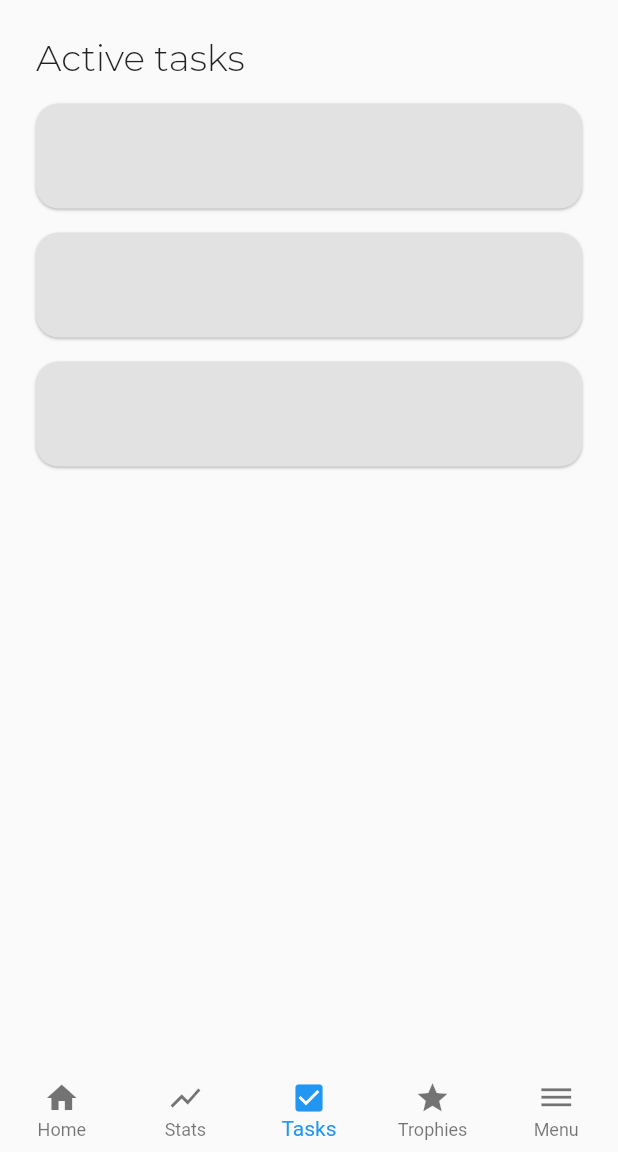
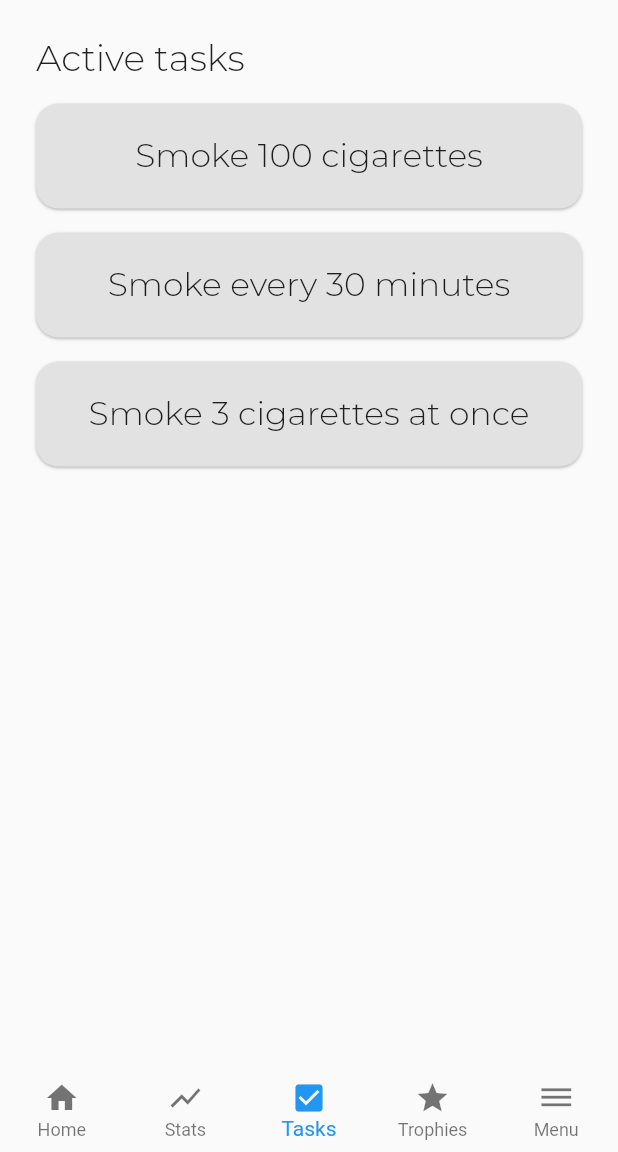
Before and after one commit to agr0chal/Niquit, a Flutter app: the screen it shows after launch, item 3 of the bottom bar chosen, on a phone screen of 412 x 824 dp, the part 84-1236 px from its top. Run offline on Flutter 3.47's test engine with Material 2 defaults, Android fonts, the phone set to English and light mode, and no system bars; our stand-ins replace charts_flutter, shared_preferences.

Commit message:
Tasks added

```diff
--- a/lib/Screens/TasksScreen.dart
+++ b/lib/Screens/TasksScreen.dart
@@ -1,5 +1,6 @@
 import 'package:flutter/material.dart';
 import 'package:shared_preferences/shared_preferences.dart';
+import 'package:niquit/data/Tasks.dart';
 
 class Tasks extends StatefulWidget {
   @override
@@ -9,23 +10,26 @@ class Tasks extends StatefulWidget {
 class _TasksState extends State<Tasks> {
   int counter = 0;
   @override
-    void initState(){
+  void initState() {
     super.initState();
     _CountCigsLoad();
   }
+
   _CountCigsLoad() async {
     SharedPreferences prefs = await SharedPreferences.getInstance();
     setState(() {
       counter = (prefs.getInt('count_cigs') ?? 0);
     });
   }
+
   _CountCigsAdd() async {
     SharedPreferences prefs = await SharedPreferences.getInstance();
     setState(() {
-        counter= (prefs.getInt('count_cigs') ?? 0 ) + 1;
+      counter = (prefs.getInt('count_cigs') ?? 0) + 1;
       prefs.setInt('count_cigs', counter);
     });
   }
+
   @override
   Widget build(BuildContext context) {
     return Scaffold(
@@ -40,9 +44,19 @@ class _TasksState extends State<Tasks> {
                   style: TextStyle(fontSize: 24, fontFamily: 'Montserrat')),
               const SizedBox(height: 16),
               Container(
+                padding: const EdgeInsets.all(10),
                 height: 70,
                 width: double.infinity,
-                child: Text(''),
+                child: Center(
+                  child: Text(
+                    tasks[0],
+                    textAlign: TextAlign.center,
+                    style: TextStyle(
+                      fontSize: 22,
+                      fontFamily: 'Montserrat',
+                    ),
+                  ),
+                ),
                 decoration: BoxDecoration(
                   color: Color(0xffe2e2e2),
                   borderRadius: BorderRadius.all(Radius.circular(15)),
@@ -50,16 +64,25 @@ class _TasksState extends State<Tasks> {
                     BoxShadow(
                         color: Colors.black26,
                         blurRadius: 1.0,
-                      offset: Offset(0.0, 1.0)
-                    ),
+                        offset: Offset(0.0, 1.0)),
                   ],
                 ),
               ),
               const SizedBox(height: 16),
               Container(
+                padding: const EdgeInsets.all(10),
                 height: 70,
                 width: double.infinity,
-                child: Text(''),
+                child: Center(
+                  child: Text(
+                    tasks[1],
+                    textAlign: TextAlign.center,
+                    style: TextStyle(
+                      fontSize: 22,
+                      fontFamily: 'Montserrat',
+                    ),
+                  ),
+                ),
                 decoration: BoxDecoration(
                   color: Color(0xffe2e2e2),
                   borderRadius: BorderRadius.all(Radius.circular(15)),
@@ -67,16 +90,25 @@ class _TasksState extends State<Tasks> {
                     BoxShadow(
                         color: Colors.black26,
                         blurRadius: 1.0,
-                      offset: Offset(0.0, 1.0)
-                    ),
+                        offset: Offset(0.0, 1.0)),
                   ],
                 ),
               ),
               const SizedBox(height: 16),
               Container(
+                padding: const EdgeInsets.all(10),
                 height: 70,
                 width: double.infinity,
-                child: Text(''),
+                child: Center(
+                  child: Text(
+                    tasks[2],
+                    textAlign: TextAlign.center,
+                    style: TextStyle(
+                      fontSize: 22,
+                      fontFamily: 'Montserrat',
+                    ),
+                  ),
+                ),
                 decoration: BoxDecoration(
                   color: Color(0xffe2e2e2),
                   borderRadius: BorderRadius.all(Radius.circular(15)),
@@ -84,8 +116,7 @@ class _TasksState extends State<Tasks> {
                     BoxShadow(
                         color: Colors.black26,
                         blurRadius: 1.0,
-                      offset: Offset(0.0, 1.0)
-                    ),
+                        offset: Offset(0.0, 1.0)),
                   ],
                 ),
               ),
--- /dev/null
+++ b/lib/data/Tasks.dart
@@ -0,0 +1,5 @@
+  List<String> tasks = [
+    'Smoke 100 cigarettes',
+    'Smoke every 30 minutes',
+    'Smoke 3 cigarettes at once'
+  ];
```
Also changed, not shown: lib/Screens/HomeScreen.dart (+30 -3 lines). Lines whose indentation alone changed are shown as unchanged.
